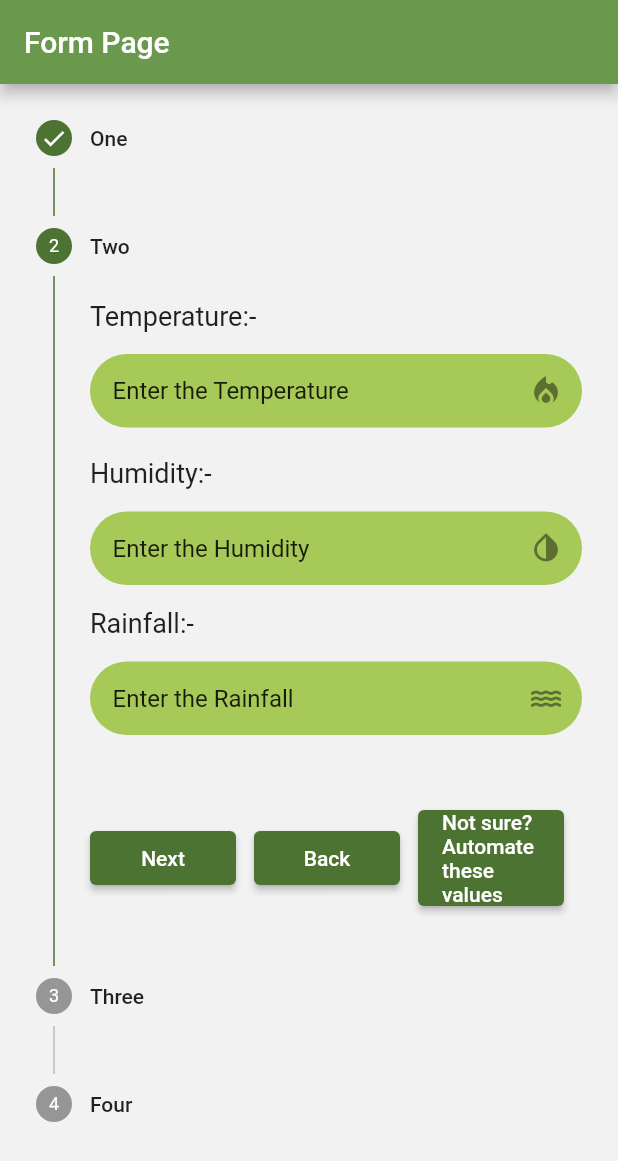
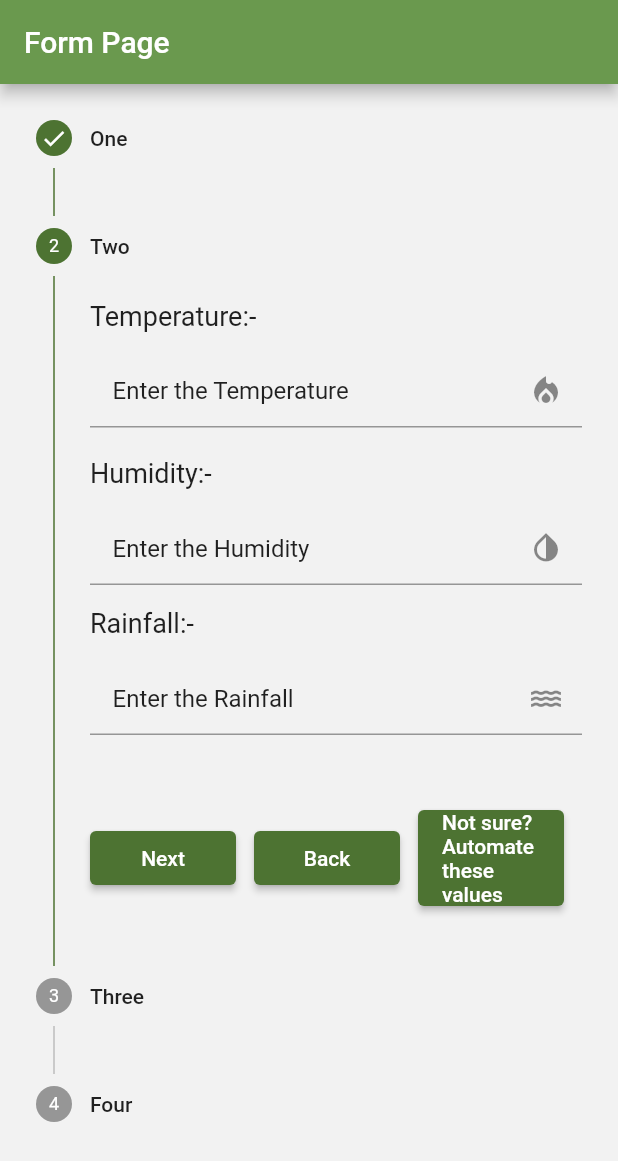
Before and after one commit to NotKashish/fasal, a Flutter app: the FormPage screen opened directly, after a tap on "Next", on a phone screen of 412 x 824 dp. Shown: the top 1161 px of the screen. Run offline on Flutter 3.47's test engine with Material 2 defaults, Android fonts, the phone set to English and light mode, and no system bars; our stand-ins replace cached_network_image, cloud_firestore, firebase_auth, firebase_core, firebase_storage, flutter_form_builder and 2 more; accounts and stored records are empty.

Commit message:
ui form valsss

```diff
--- a/lib/screens/farmers/form_page.dart
+++ b/lib/screens/farmers/form_page.dart
@@ -200,13 +200,9 @@ class _FormPageState extends State<FormPage> {
             const SizedBox(height: 15.0,
             ),
             Container(
-              decoration: BoxDecoration(
-                color: androidGreen,
-                borderRadius:  BorderRadius.circular(25),
-              ),
               child: TextField(
                 decoration: InputDecoration(
-                  border: InputBorder.none,
+                  //border: InputBorder.none,
                   suffixIcon: Icon(Icons.local_fire_department),
                   hintText: 'Enter the Temperature',
                   hintStyle: TextStyle(color: Colors.black87,),
@@ -222,13 +218,9 @@ class _FormPageState extends State<FormPage> {
             const SizedBox(height: 15.0,
             ),
             Container(
-              decoration: BoxDecoration(
-                color: androidGreen,
-                borderRadius:  BorderRadius.circular(25),
-              ),
               child: TextField(
                 decoration: InputDecoration(
-                  border: InputBorder.none,
+                  //border: InputBorder.none,
                   suffixIcon: Icon(Icons.invert_colors_on),
                   hintText: 'Enter the Humidity',
                   hintStyle: TextStyle(color: Colors.black87,),
@@ -244,13 +236,9 @@ class _FormPageState extends State<FormPage> {
             const SizedBox(height: 15.0,
             ),
             Container(
-              decoration: BoxDecoration(
-                color: androidGreen,
-                borderRadius:  BorderRadius.circular(25),
-              ),
               child: TextField(
                 decoration: InputDecoration(
-                  border: InputBorder.none,
+                  //border: InputBorder.none,
                   suffixIcon: Icon(Icons.water),
                   hintText: 'Enter the Rainfall',
                   hintStyle: TextStyle(color: Colors.black87,),
@@ -279,13 +267,9 @@ class _FormPageState extends State<FormPage> {
             const SizedBox(height: 15.0,
             ),
             Container(
-              decoration: BoxDecoration(
-                color: androidGreen,
-                borderRadius:  BorderRadius.circular(25),
-              ),
               child: TextField(
                 decoration: InputDecoration(
-                  border: InputBorder.none,
+                  //border: InputBorder.none,
                   suffixIcon: Icon(Icons.invert_colors_sharp),
                   hintText: 'Enter the Nitrogen Level',
                   hintStyle: TextStyle(color: Colors.black87,),
@@ -301,13 +285,9 @@ class _FormPageState extends State<FormPage> {
             const SizedBox(height: 15.0,
             ),
             Container(
-              decoration: BoxDecoration(
-                color: androidGreen,
-                borderRadius:  BorderRadius.circular(25),
-              ),
               child: TextField(
                 decoration: InputDecoration(
-                  border: InputBorder.none,
+                  //border: InputBorder.none,
                   suffixIcon: Icon(Icons.invert_colors_sharp),
                   hintText: 'Enter the Phosphorous Level',
                   hintStyle: TextStyle(color: Colors.black87,),
@@ -323,13 +303,9 @@ class _FormPageState extends State<FormPage> {
             const SizedBox(height: 15.0,
             ),
             Container(
-              decoration: BoxDecoration(
-                color: androidGreen,
-                borderRadius:  BorderRadius.circular(25),
-              ),
               child: TextField(
                 decoration: InputDecoration(
-                  border: InputBorder.none,
+                  //border: InputBorder.none,
                   suffixIcon: Icon(Icons.invert_colors_sharp),
                   hintText: 'Enter the Potassium Level',
                   hintStyle: TextStyle(color: Colors.black87,),
@@ -345,13 +321,9 @@ class _FormPageState extends State<FormPage> {
             const SizedBox(height: 15.0,
             ),
             Container(
-              decoration: BoxDecoration(
-                color: androidGreen,
-                borderRadius:  BorderRadius.circular(25),
-              ),
               child: TextField(
                 decoration: InputDecoration(
-                  border: InputBorder.none,
+                  //border: InputBorder.none,
                   suffixIcon: Icon(Icons.invert_colors_sharp),
                   hintText: 'Enter the pH',
                   hintStyle: TextStyle(color: Colors.black87,),
@@ -380,13 +352,9 @@ class _FormPageState extends State<FormPage> {
             const SizedBox(height: 15.0,
             ),
             Container(
-              decoration: BoxDecoration(
-                color: androidGreen,
-                borderRadius:  BorderRadius.circular(25),
-              ),
               child: TextField(
                 decoration: InputDecoration(
-                  border: InputBorder.none,
+                  //border: InputBorder.none,
                   suffixIcon: Icon(Icons.money),
                   hintText: 'Enter your Budget',
                   hintStyle: TextStyle(color: Colors.black87,),
@@ -402,13 +370,9 @@ class _FormPageState extends State<FormPage> {
             const SizedBox(height: 15.0,
             ),
             Container(
-              decoration: BoxDecoration(
-                color: androidGreen,
-                borderRadius:  BorderRadius.circular(25),
-              ),
               child: TextField(
                 decoration: InputDecoration(
-                  border: InputBorder.none,
+                  //border: InputBorder.none,
                   suffixIcon: Icon(Icons.area_chart),
                   hintText: 'Enter your Area',
                   hintStyle: TextStyle(color: Colors.black87,),
@@ -425,13 +389,9 @@ class _FormPageState extends State<FormPage> {
             ),
             Form(
               child: Container(
-                decoration: BoxDecoration(
-                  color: androidGreen,
-                  borderRadius:  BorderRadius.circular(25),
-                ),
                 child: TextField(
                   decoration: InputDecoration(
-                    border: InputBorder.none,
+                    //border: InputBorder.none,
                     suffixIcon: Icon(Icons.details),
                     hintText: 'Enter the Other Details',
                     hintStyle: TextStyle(color: Colors.black87,),
```
